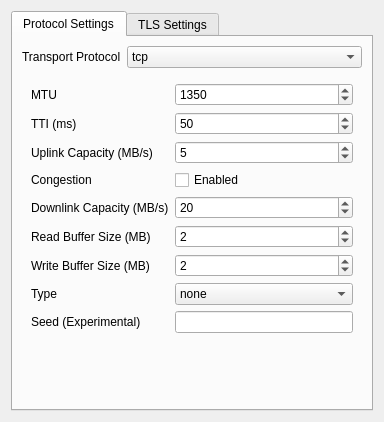
This is ui/streamwidget.ui in Trojan-Qt5/Trojan-Qt5 as Qt 5 draws it before an edit. The edited form follows.
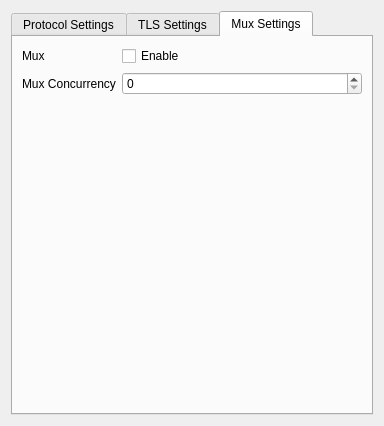
This is the edited form. The open tabs and pages were chosen to show the change.

```diff
--- a/ui/streamwidget.ui
+++ b/ui/streamwidget.ui
@@ -7,7 +7,7 @@
     <x>0</x>
     <y>0</y>
     <width>384</width>
-    <height>422</height>
+    <height>426</height>
    </rect>
   </property>
   <property name="windowTitle">
@@ -17,7 +17,7 @@
    <item row="0" column="0">
     <widget class="QTabWidget" name="tabWidget">
      <property name="currentIndex">
-      <number>0</number>
+      <number>2</number>
      </property>
      <widget class="QWidget" name="tab_3">
       <attribute name="title">
@@ -627,6 +627,37 @@
        </item>
       </layout>
      </widget>
+     <widget class="QWidget" name="tab_2">
+      <attribute name="title">
+       <string>Mux Settings</string>
+      </attribute>
+      <layout class="QFormLayout" name="formLayout_2">
+       <item row="0" column="0">
+        <widget class="QLabel" name="label_17">
+         <property name="text">
+          <string>Mux</string>
+         </property>
+        </widget>
+       </item>
+       <item row="1" column="0">
+        <widget class="QLabel" name="label_21">
+         <property name="text">
+          <string>Mux Concurrency</string>
+         </property>
+        </widget>
+       </item>
+       <item row="0" column="1">
+        <widget class="QCheckBox" name="muxCB">
+         <property name="text">
+          <string>Enable</string>
+         </property>
+        </widget>
+       </item>
+       <item row="1" column="1">
+        <widget class="QSpinBox" name="muxConcurrencySB"/>
+       </item>
+      </layout>
+     </widget>
     </widget>
    </item>
   </layout>
```
Left out of the diff: 2 changed lines with no effect on the pictures.
